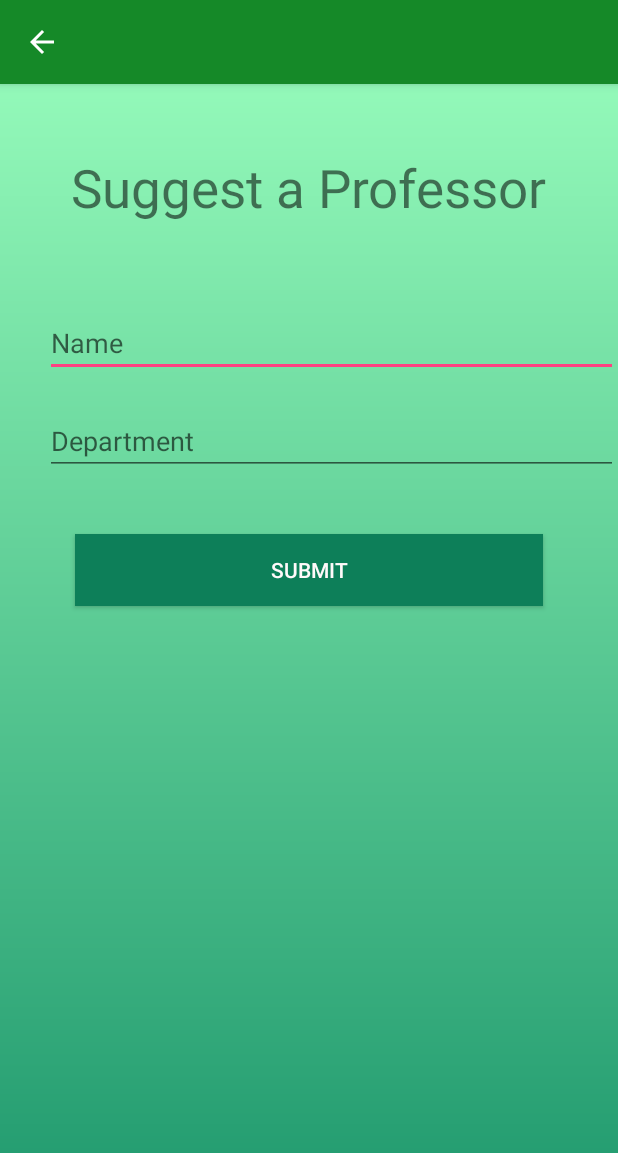
After one commit to harveylallave/MOBAPDE, an Android app: the SuggestProf screen opened directly, with no data from a screen before it, on a phone screen of 412 x 824 dp. The commit adds this screen. Shown: the top 1153 px of the screen. Run offline under Robolectric (Android 15) with nearby library versions, the phone set to English and light mode, and no system bars.

Commit message:
Suggest Prof

```diff
--- a/app/src/main/AndroidManifest.xml
+++ b/app/src/main/AndroidManifest.xml
@@ -21,6 +21,7 @@
         <activity android:name=".JavaActivities.AndroidDatabaseManager"/>
         <activity android:name=".JavaActivities.RegisterActivity" android:parentActivityName=".JavaActivities.MainActivity"/>
         <activity android:name=".JavaActivities.ChangePassword" android:parentActivityName=".JavaActivities.HomePage"/>
+        <activity android:name=".JavaActivities.SuggestProf" android:parentActivityName=".JavaActivities.HomePage"/>
 
 
     </application>
--- a/app/src/main/java/valdez/lallave/dagdag/dlsu_profstopick/JavaActivities/ChangePassword.java
+++ b/app/src/main/java/valdez/lallave/dagdag/dlsu_profstopick/JavaActivities/ChangePassword.java
@@ -31,7 +31,6 @@ public class ChangePassword extends AppCompatActivity{
     protected void onCreate(Bundle savedInstanceState) {
         super.onCreate(savedInstanceState);
         setContentView(R.layout.change_pass);
-        getSupportActionBar();
         etOld = (EditText) findViewById(R.id.et_OldPass);
         etNew = (EditText) findViewById(R.id.et_Newpass);
         etNewR = (EditText) findViewById(R.id.et_NewRpass);
--- /dev/null
+++ b/app/src/main/java/valdez/lallave/dagdag/dlsu_profstopick/JavaActivities/SuggestProf.java
@@ -0,0 +1,55 @@
+package valdez.lallave.dagdag.dlsu_profstopick.JavaActivities;
+
+import android.content.SharedPreferences;
+import android.os.Bundle;
+import android.preference.PreferenceManager;
+import android.support.v7.app.AppCompatActivity;
+import android.view.View;
+import android.widget.EditText;
+import android.widget.Toast;
+
+import valdez.lallave.dagdag.dlsu_profstopick.Beans_Model.Suggest;
+import valdez.lallave.dagdag.dlsu_profstopick.Beans_Model.Teacher;
+import valdez.lallave.dagdag.dlsu_profstopick.R;
+import valdez.lallave.dagdag.dlsu_profstopick.Service.DBHandler;
+
+/**
+ * Created by Carlo Valdez on 11/15/2017.
+ */
+
+public class SuggestProf extends AppCompatActivity {
+
+    EditText etName,etDept;
+    String name, dept;
+    DBHandler dbHandler;
+    @Override
+    protected void onCreate(Bundle savedInstanceState) {
+        super.onCreate(savedInstanceState);
+        setContentView(R.layout.suggest_prof);
+        getSupportActionBar();
+
+        SharedPreferences SP          = PreferenceManager.getDefaultSharedPreferences(getBaseContext());
+        final String  reviewer        = SP.getString("loggedStudent", "student_email");
+
+        etName = (EditText) findViewById(R.id.et_Name);
+        etDept = (EditText) findViewById(R.id.et_Department);
+        name = etName.getText().toString();
+        dept = etDept.getText().toString();
+        dbHandler = new DBHandler(getBaseContext());
+        final Suggest s = new Suggest(name,dept,reviewer);
+        findViewById(R.id.suggestProfButton).setOnClickListener(new View.OnClickListener() {
+            @Override
+            public void onClick(View view) {
+                if(name!=null && dept!=null){
+                    dbHandler.addSuggestProf(s);
+                    Toast.makeText(SuggestProf.this, "Suggestion Received", Toast.LENGTH_SHORT).show();
+                    finish();
+                }else if(name == null)
+                    etName.setError("Please Fill Up This Field");
+                else if(dept == null)
+                    etDept.setError("Please Fill Up This Field");
+            }
+        });
+
+    }
+}
--- /dev/null
+++ b/app/src/main/res/layout/suggest_prof.xml
@@ -0,0 +1,55 @@
+<?xml version="1.0" encoding="utf-8"?>
+<RelativeLayout xmlns:android="http://schemas.android.com/apk/res/android"
+    android:layout_width="match_parent" android:layout_height="match_parent"
+    android:background="@drawable/gradient">
+
+    <TextView
+        android:id="@+id/tvSuggest"
+        android:layout_width="wrap_content"
+        android:layout_height="wrap_content"
+        android:text="Suggest a Professor"
+        android:textSize="35dp"
+        android:layout_centerHorizontal="true"
+        android:layout_marginTop="45dp" />
+    <LinearLayout
+        android:layout_width="match_parent"
+        android:layout_height="wrap_content"
+        android:orientation="vertical"
+        android:layout_marginTop="150dp"
+        android:id="@+id/linearLayout">
+
+        <EditText
+            android:layout_width="wrap_content"
+            android:layout_height="wrap_content"
+            android:hint="Name"
+            android:id="@+id/et_Name"
+            android:inputType="textPersonName"
+            android:layout_marginBottom="20dp"
+            android:layout_marginLeft="30dp"
+            android:ems="25"/>
+
+        <EditText
+            android:id="@+id/et_Department"
+            android:layout_width="wrap_content"
+            android:layout_height="wrap_content"
+            android:inputType="textPersonName"
+            android:hint="Department"
+            android:layout_marginBottom="20dp"
+            android:layout_marginLeft="30dp"
+            android:ems="25"/>
+    </LinearLayout>
+    <Button
+        android:id="@+id/suggestProfButton"
+        android:layout_width="match_parent"
+        android:layout_height="wrap_content"
+        android:text="Submit"
+        android:gravity="center"
+        android:textColor="#fffafa"
+        android:background="#0d7f59"
+        android:layout_below="@+id/linearLayout"
+        android:layout_alignParentStart="true"
+        android:layout_marginTop="19dp"
+        android:layout_marginLeft="50dp"
+        android:layout_marginRight="50dp"/>
+
+</RelativeLayout>
```
Also changed, not shown: app/src/main/java/valdez/lallave/dagdag/dlsu_profstopick/Beans_Model/Suggest.java (added, +45 -0 lines), app/src/main/java/valdez/lallave/dagdag/dlsu_profstopick/JavaActivities/HomePage.java (+9 -0 lines), app/src/main/java/valdez/lallave/dagdag/dlsu_profstopick/Service/DBHandler.java (+51 -1 lines).
